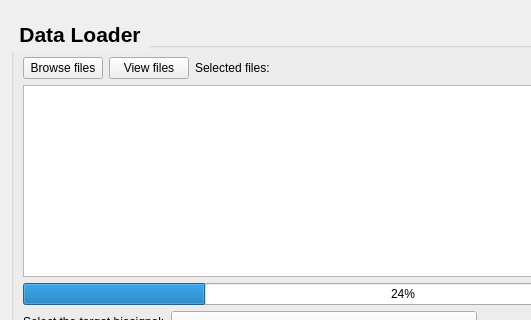
Qt form data_loader/files/view.ui (medusabci/medusa-analyzer) before a commit; both pictures show x 0 to 531 and y 0 to 320 of the 806 by 591 pixel window.
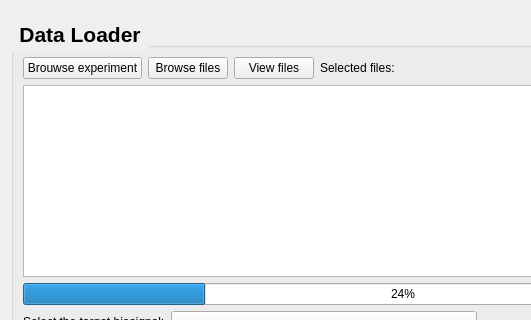
The same form after that commit.

Commit message: Add experiment loading dialog for semi-BIDS format recordings

What changed in the file:
```diff
--- a/data_loader/files/view.ui
+++ b/data_loader/files/view.ui
@@ -55,6 +55,13 @@
      <layout class="QVBoxLayout" name="verticalLayout_3">
       <item>
        <layout class="QHBoxLayout" name="horizontalLayout">
+        <item>
+         <widget class="QPushButton" name="loadExperimentButton">
+          <property name="text">
+           <string>Brouwse experiment</string>
+          </property>
+         </widget>
+        </item>
         <item>
          <widget class="QPushButton" name="browseButton">
           <property name="text">
```
The commit also changes 1 other file.
